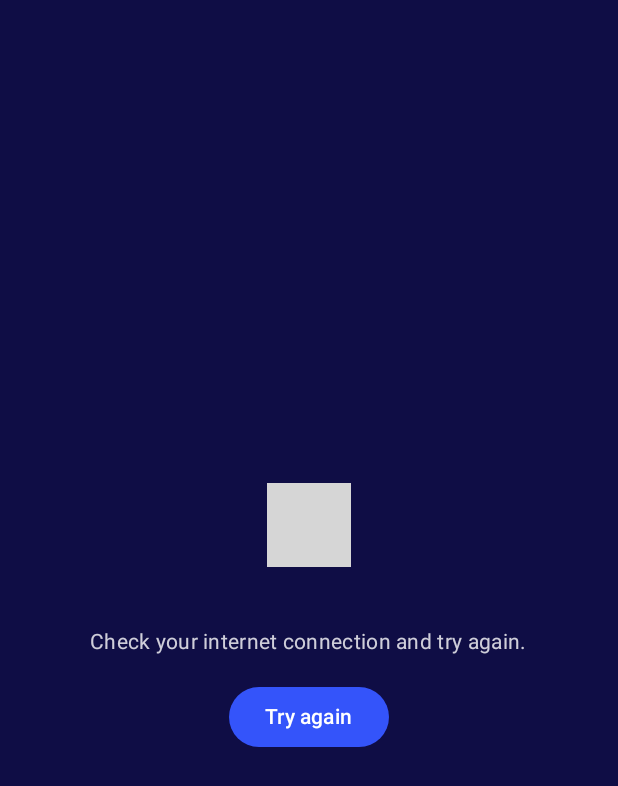
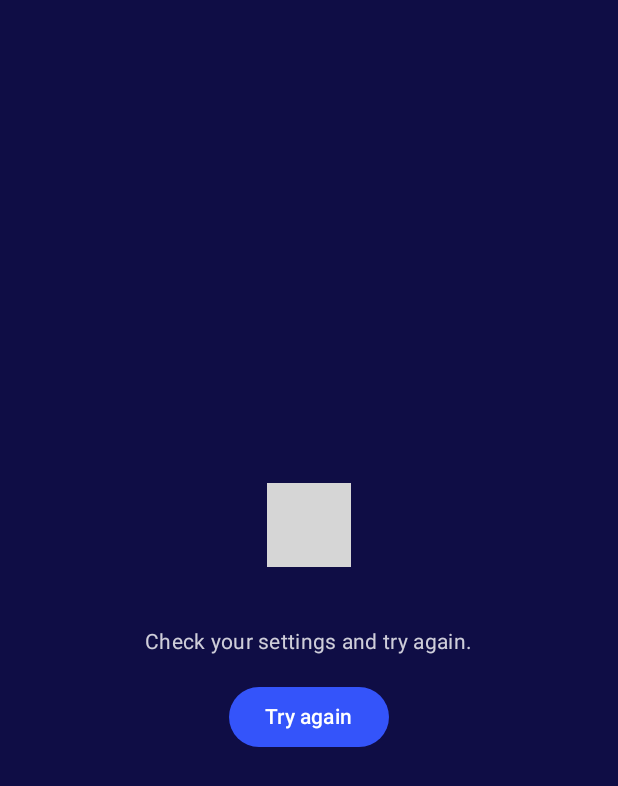
Before and after one commit to scottquintana/ActiveDispatch-Android, an Android app built with Jetpack Compose: the composable ErrorState called with empty values, on a phone screen of 412 x 824 dp. Shown: the top 786 px of the screen. Run offline under Robolectric (Android 15) with nearby library versions, the phone set to English and light mode, and no system bars; libraries missing offline, so code that uses them is left out: com.thirtyhelens; 4 statements that could not run were skipped; grey boxes are pictures that could not be loaded.

Commit message:
Copy change

```diff
--- a/app/src/main/java/com/thirtyhelens/ActiveDispatch/ui/home/HomeScreen.kt
+++ b/app/src/main/java/com/thirtyhelens/ActiveDispatch/ui/home/HomeScreen.kt
@@ -276,7 +276,7 @@ private fun ErrorState(message: String, onRetry: () -> Unit) {
         )
         Spacer(Modifier.height(4.dp))
         Text(
-            text = "Check your internet connection and try again.",
+            text = "Check your settings and try again.",
             style = MaterialTheme.typography.bodyMedium,
             color = Color(0xCCFFFFFF)
         )
```
